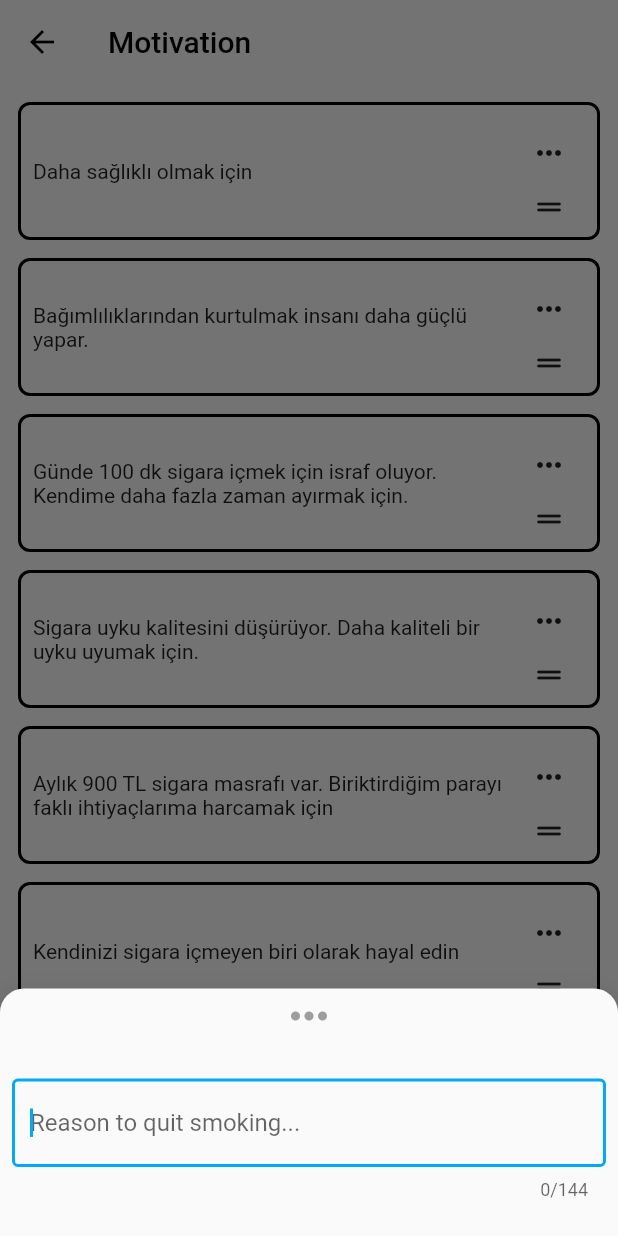
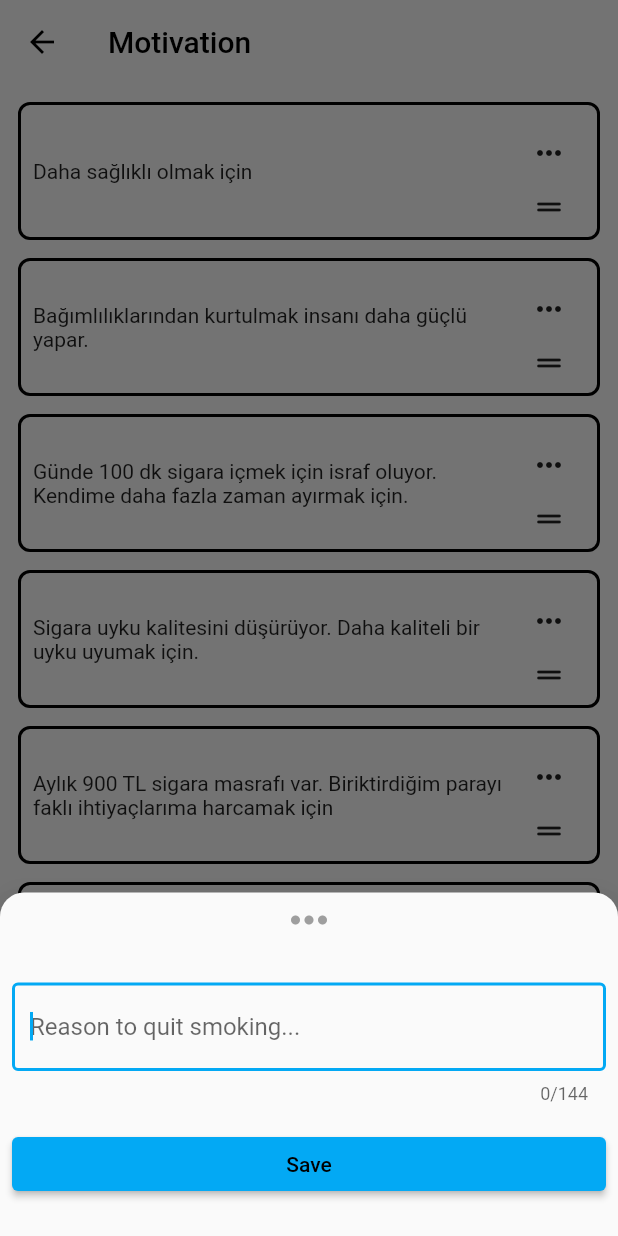
Before and after one commit to musahinist/quit_smoking, a Flutter app: the MotivationPage screen opened directly, after a tap on the "add moderator" icon, on a phone screen of 412 x 824 dp. Run offline on Flutter 3.47's test engine with Material 2 defaults, Android fonts, the phone set to English and light mode, and no system bars; our stand-ins replace camera, flutter_riverpod, riverpod; missing offline and left inert: photo_manager.

Commit message:
bind state to motivation page

```diff
--- a/lib/view/gift/gift_page.dart
+++ b/lib/view/gift/gift_page.dart
@@ -92,6 +92,7 @@ class GiftPage extends ConsumerWidget {
           Show.bottomSheet(
             context,
             Column(
+              crossAxisAlignment: CrossAxisAlignment.stretch,
               children: [
                 const SizedBox(height: 16),
                 TextFormField(
@@ -141,6 +142,8 @@ class GiftPage extends ConsumerWidget {
                   ),
                 ),
                 const SizedBox(height: 16),
+                ElevatedButton(onPressed: () {}, child: const Text('Save')),
+                const SizedBox(height: 16),
               ],
             ),
           );
--- a/lib/view/home/health_section.dart
+++ b/lib/view/home/health_section.dart
@@ -13,9 +13,8 @@ class HealthSection extends ConsumerWidget {
 
   @override
   Widget build(BuildContext context, WidgetRef ref) {
-    // Duration selectedDuration = const Duration(days: 14);
     final duration = ref.watch(timerProviderMin);
-    final user = ref.watch(userProvider);
+    // final user = ref.watch(userProvider);
     return InkWell(
       onTap: () {
         Navigator.of(context)
--- a/lib/view/home/home_page.dart
+++ b/lib/view/home/home_page.dart
@@ -1,5 +1,7 @@
 import 'package:flutter/material.dart';
+import 'package:flutter_riverpod/flutter_riverpod.dart';
 
+import '../../model/user_view_model.dart';
 import '../more/more_page.dart';
 import '../profile/profile.page.dart';
 import 'achievement_section.dart';
@@ -42,7 +44,10 @@ class HomePage extends StatelessWidget {
               icon: const Icon(Icons.face))
         ],
       ),
-      body: ListView(
+      body: Consumer(
+        builder: (context, ref, child) {
+          final user = ref.watch(userProvider);
+          return ListView(
             padding: const EdgeInsets.symmetric(horizontal: 12, vertical: 12),
             physics: const BouncingScrollPhysics(),
             children: const [
@@ -66,6 +71,8 @@ class HomePage extends StatelessWidget {
               TitleWidget(title: "Pamper Yourself"),
               GiftSection(),
             ],
+          );
+        },
       ),
     );
   }
--- /dev/null
+++ b/lib/view/motivation/add_motivation_form.dart
@@ -0,0 +1,69 @@
+import 'package:flutter/material.dart';
+import 'package:flutter_riverpod/flutter_riverpod.dart';
+
+import '../../model/user_view_model.dart';
+
+class BottomSheetForm extends StatefulWidget {
+  const BottomSheetForm({
+    Key? key,
+  }) : super(key: key);
+
+  @override
+  State<BottomSheetForm> createState() => _BottomSheetFormState();
+}
+
+class _BottomSheetFormState extends State<BottomSheetForm> {
+  late final TextEditingController _controller;
+  @override
+  void initState() {
+    super.initState();
+    _controller = TextEditingController();
+  }
+
+  @override
+  void dispose() {
+    _controller.dispose();
+    super.dispose();
+  }
+
+  @override
+  Widget build(BuildContext context) {
+    return Column(
+      crossAxisAlignment: CrossAxisAlignment.stretch,
+      children: [
+        const SizedBox(height: 16),
+        TextFormField(
+          controller: _controller,
+          maxLines: null,
+          autofocus: true,
+          maxLength: 144,
+          decoration: const InputDecoration(
+            hintText: 'Reason to quit smoking...',
+            border: OutlineInputBorder(
+              borderSide: BorderSide(color: Colors.greenAccent, width: 5.0),
+            ),
+          ),
+          onChanged: (value) {},
+        ),
+        const SizedBox(height: 16),
+        Consumer(
+          builder: (context, ref, child) {
+            final user = ref.watch(userProvider);
+            return ElevatedButton(
+                onPressed: () {
+                  if (_controller.text.isNotEmpty) {
+                    ref.read(userProvider.notifier).updateUser(user.copyWith(
+                        reasons: user.reasons!.toList()
+                          ..add(_controller.text)));
+                  }
+                  FocusScope.of(context).unfocus();
+                  Navigator.of(context).pop();
+                },
+                child: const Text('Save'));
+          },
+        ),
+        const SizedBox(height: 16),
+      ],
+    );
+  }
+}
--- a/lib/view/motivation/motivation_page.dart
+++ b/lib/view/motivation/motivation_page.dart
@@ -3,24 +3,28 @@ import 'package:flutter_riverpod/flutter_riverpod.dart';
 
 import '../../core/widget/util/show_overlay.dart';
 import '../../model/user_view_model.dart';
+import 'add_motivation_form.dart';
 
-class MotivationPage extends ConsumerWidget {
+class MotivationPage extends StatelessWidget {
   const MotivationPage({Key? key}) : super(key: key);
 
   @override
-  Widget build(BuildContext context, WidgetRef ref) {
-    final user = ref.watch(userProvider);
+  Widget build(BuildContext context) {
     return Scaffold(
       appBar: AppBar(
         backgroundColor: Colors.transparent,
         elevation: 0,
         title: const Text('Motivation'),
       ),
-      body: ReorderableListView.builder(
+      body: Consumer(
+        builder: (context, ref, child) {
+          final user = ref.watch(userProvider);
+          return ReorderableListView.builder(
             padding: const EdgeInsets.fromLTRB(12, 12, 12, 80),
             physics: const BouncingScrollPhysics(),
             itemCount: user.reasons!.length,
-        proxyDecorator: (Widget child, int index, Animation<double> animation) {
+            proxyDecorator:
+                (Widget child, int index, Animation<double> animation) {
               return Material(
                 //  color: Colors.transparent,
                 shape: RoundedRectangleBorder(
@@ -68,29 +72,14 @@ class MotivationPage extends ConsumerWidget {
                 ),
               );
             },
+          );
+        },
       ),
       floatingActionButton: FloatingActionButton(
         onPressed: () {
           Show.bottomSheet(
             context,
-            Column(
-              children: [
-                const SizedBox(height: 16),
-                TextFormField(
-                  maxLines: null,
-                  autofocus: true,
-                  maxLength: 144,
-                  decoration: const InputDecoration(
-                    hintText: 'Reason to quit smoking...',
-                    border: OutlineInputBorder(
-                      borderSide:
-                          BorderSide(color: Colors.greenAccent, width: 5.0),
-                    ),
-                  ),
-                ),
-                const SizedBox(height: 16),
-              ],
-            ),
+            const BottomSheetForm(),
           );
         },
         backgroundColor: Colors.white,
```
Lines whose indentation alone changed are shown as unchanged.
